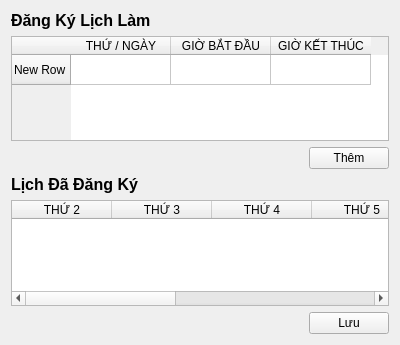
Above: src/view/Schedule_View.ui from vttaan/OOP---Management-Application-Project before the change. Below: the same form after it.
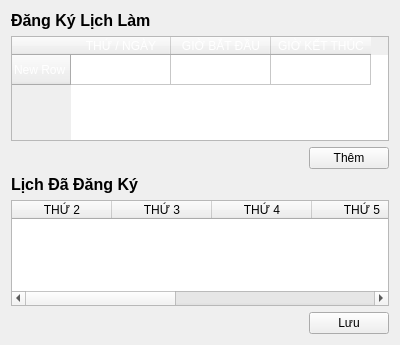
That is the form after the change.

Commit message: updated UX background color

The edit to the form file:
```diff
--- a/src/view/Schedule_View.ui
+++ b/src/view/Schedule_View.ui
@@ -27,6 +27,9 @@
    </item>
    <item>
     <widget class="QTableWidget" name="tableDangKy">
+    <property name="styleSheet">
+     <string notr="true">color: #ffffff;</string>
+    </property>
      <row>
       <property name="text">
        <string>New Row</string>
```
The commit also changes 11 other files.
